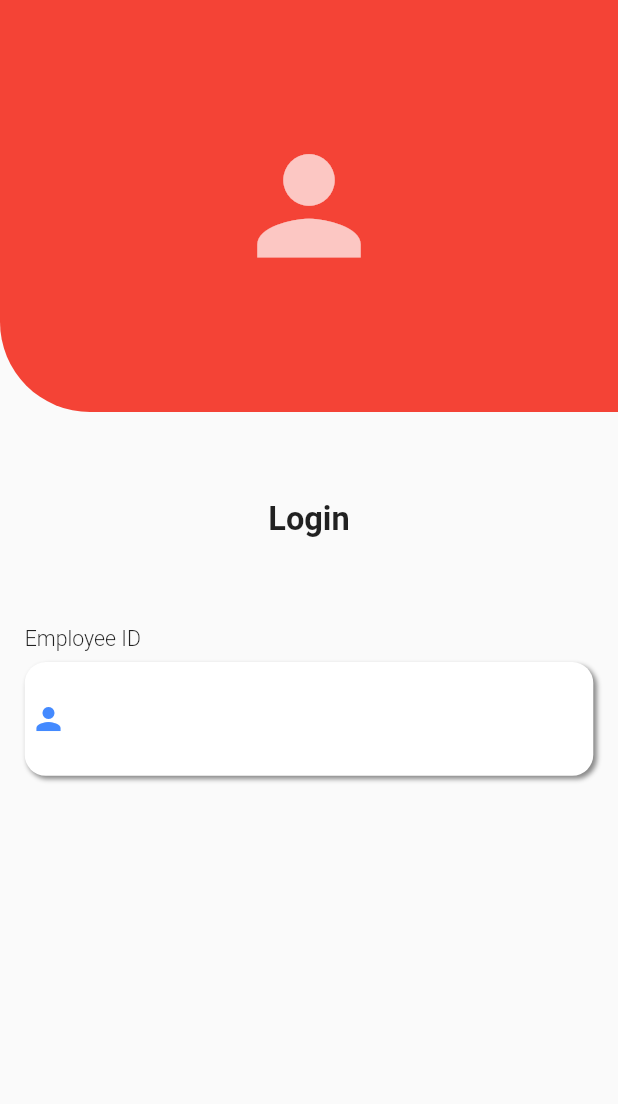
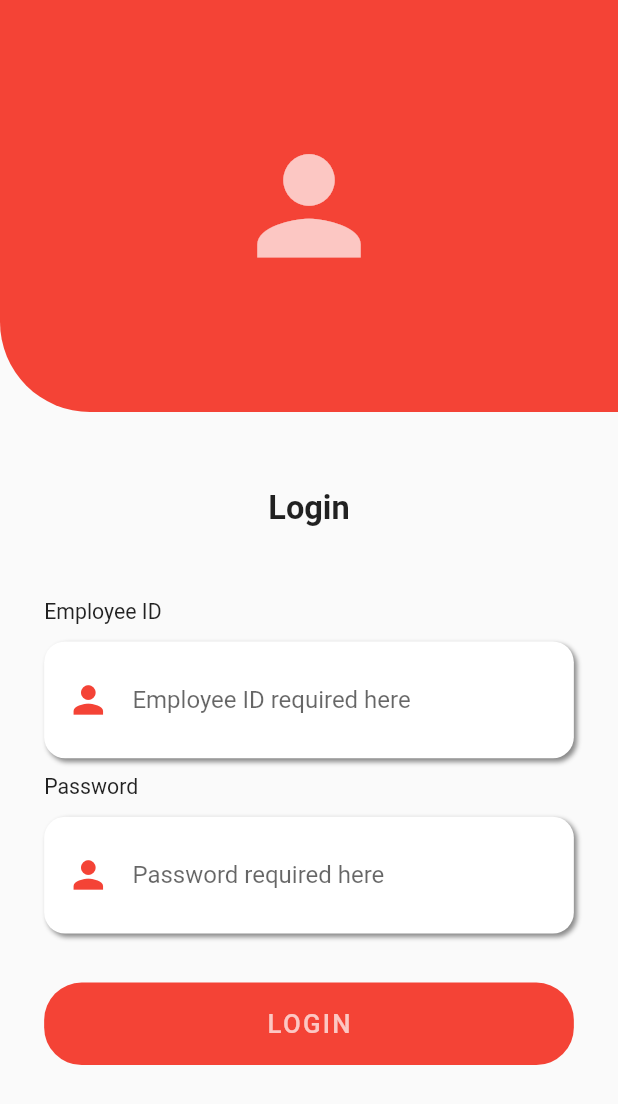
Before and after one commit to Athanasius-Gadosey/Service-App, a Flutter app: the screen it shows after launch, on a phone screen of 412 x 824 dp. Shown: the top 1104 px of the screen. Run offline on Flutter 3.47's test engine with Material 2 defaults, Android fonts, the phone set to English and light mode, and no system bars; our stand-ins replace firebase_core, flutter_keyboard_visibility; accounts and stored records are empty; Roboto replaces fonts that are missing (Lato-Bold).

Commit message:
loginPage updated

```diff
--- a/lib/main.dart
+++ b/lib/main.dart
@@ -1,6 +1,7 @@
 import 'package:firebase_core/firebase_core.dart';
 import 'package:flutter/material.dart';
 import 'screens/loginpage.dart';
+import 'package:flutter_keyboard_visibility/flutter_keyboard_visibility.dart';
 
 Future<void> main() async {
   WidgetsFlutterBinding.ensureInitialized();
@@ -8,7 +9,9 @@ Future<void> main() async {
   runApp(
     MaterialApp(
       debugShowCheckedModeBanner: false,
-      home: Loginpage(),
+      home: KeyboardVisibilityProvider(
+        child: Loginpage(),
+      ),
     ),
   );
 }
--- a/lib/screens/loginpage.dart
+++ b/lib/screens/loginpage.dart
@@ -1,4 +1,5 @@
 import 'package:flutter/material.dart';
+import 'package:flutter_keyboard_visibility/flutter_keyboard_visibility.dart';
 
 class Loginpage extends StatefulWidget {
   const Loginpage({Key? key}) : super(key: key);
@@ -8,19 +9,26 @@ class Loginpage extends StatefulWidget {
 }
 
 class _LoginpageState extends State<Loginpage> {
+  TextEditingController idController = TextEditingController();
+  TextEditingController passController = TextEditingController();
   double screenHeight = 0;
   double screenWidth = 0;
 
   Color primary = Colors.red;
   @override
   Widget build(BuildContext context) {
+    final bool isKeyboardVisible =
+        KeyboardVisibilityProvider.isKeyboardVisible(context);
     screenHeight = MediaQuery.of(context).size.height;
     screenWidth = MediaQuery.of(context).size.width;
 
     return Scaffold(
+      resizeToAvoidBottomInset: false,
       body: Column(
         children: [
-          Container(
+          isKeyboardVisible
+              ? SizedBox(height: screenHeight / 14)
+              : Container(
                   height: screenHeight / 3,
                   width: screenWidth,
                   decoration: BoxDecoration(
@@ -37,8 +45,8 @@ class _LoginpageState extends State<Loginpage> {
                 ),
           Container(
             margin: EdgeInsets.only(
-              top: screenHeight / 14,
-              bottom: screenHeight / 14,
+              top: screenHeight / 16,
+              bottom: screenHeight / 17,
             ),
             child: Text(
               'Login',
@@ -51,23 +59,64 @@ class _LoginpageState extends State<Loginpage> {
           ),
           Container(
             alignment: Alignment.centerLeft,
-            margin: EdgeInsets.symmetric(horizontal: screenWidth / 25),
+            margin: EdgeInsets.symmetric(horizontal: screenWidth / 14),
             child: Column(
               crossAxisAlignment: CrossAxisAlignment.start,
               children: [
+                fieldTitle('Employee ID'),
+                customField('Employee ID required here', idController, false),
+                fieldTitle('Password'),
+                customField('Password required here', passController, true),
                 Container(
-                  margin: EdgeInsets.only(bottom: 7),
+                  height: 55,
+                  width: screenWidth,
+                  margin: EdgeInsets.only(top: screenHeight / 38),
+                  decoration: BoxDecoration(
+                    color: primary,
+                    borderRadius: BorderRadius.circular(25),
+                  ),
+                  child: Center(
                     child: Text(
-                    'Employee ID',
+                      'LOGIN',
+                      style: TextStyle(
+                        fontFamily: 'Lato-Bold',
+                        fontSize: screenWidth / 24,
+                        color: Colors.white70,
+                        fontWeight: FontWeight.w500,
+                        letterSpacing: 1.5,
+                      ),
+                    ),
+                  ),
+                )
+              ],
+            ),
+          ),
+        ],
+      ),
+    );
+  }
+
+//  Making A Widgets Reusable
+  Widget fieldTitle(String title) {
+    return Container(
+      margin: const EdgeInsets.only(bottom: 11),
+      child: Text(
+        title,
         style: TextStyle(
           fontFamily: 'Lato-Bold',
           fontSize: screenWidth / 29,
-                      fontWeight: FontWeight.w300,
+          fontWeight: FontWeight.w400,
         ),
       ),
-                ),
-                Container(
+    );
+  }
+
+//  Widgets Customfield Reusable
+  Widget customField(
+      String guess, TextEditingController controller, bool obscure) {
+    return Container(
       width: screenWidth,
+      margin: const EdgeInsets.only(bottom: 11),
       decoration: BoxDecoration(
         color: Colors.white,
         borderRadius: BorderRadius.all(
@@ -84,32 +133,34 @@ class _LoginpageState extends State<Loginpage> {
       child: Row(
         children: [
           Container(
-                        width: screenWidth / 13,
+            width: screenWidth / 7,
             child: Icon(
               Icons.person,
-                          color: Colors.blueAccent,
+              color: primary,
+              size: screenWidth / 14,
             ),
           ),
           Expanded(
+            child: Padding(
+              padding: EdgeInsets.only(right: screenWidth / 5),
               child: TextFormField(
+                controller: controller,
                 enableSuggestions: false,
                 autocorrect: false,
                 decoration: InputDecoration(
                   contentPadding: EdgeInsets.symmetric(
-                              vertical: screenHeight / 29,
+                    vertical: screenHeight / 28,
                   ),
                   border: InputBorder.none,
+                  hintText: guess,
+                ),
+                maxLines: 1,
+                obscureText: obscure,
               ),
             ),
           )
         ],
       ),
-                ),
-              ],
-            ),
-          ),
-        ],
-      ),
     );
   }
 }
--- a/pubspec.yaml
+++ b/pubspec.yaml
@@ -31,6 +31,7 @@ dependencies:
     sdk: flutter
 
   firebase_core: ^2.0.0
+  flutter_keyboard_visibility: ^5.4.0
   # The following adds the Cupertino Icons font to your application.
   # Use with the CupertinoIcons class for iOS style icons.
   cupertino_icons: ^1.0.2
```
Also changed, not shown: pubspec.lock. Lines whose indentation alone changed are shown as unchanged.
